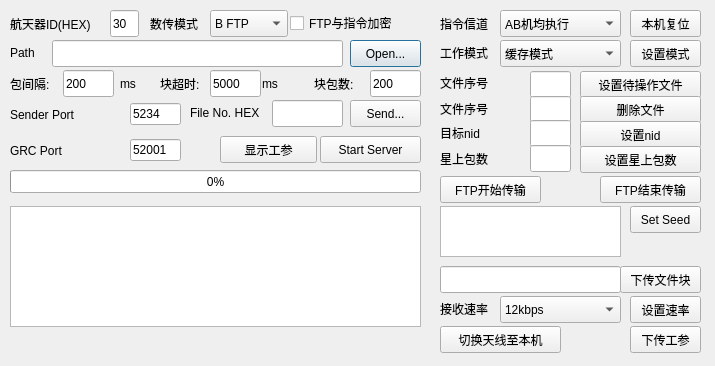
Old version of the form ui/file_send.ui in the repository ArtisticZhao/file_sender_to_GNURadio.
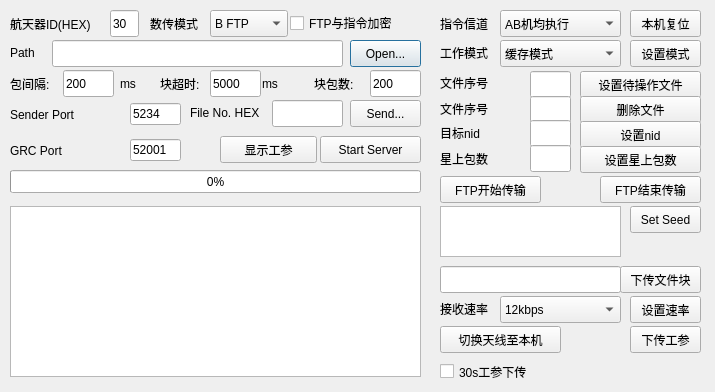
New version of the form.

Commit message: 增加了30s工参下传按钮

The edit to the form file:
```diff
--- a/ui/file_send.ui
+++ b/ui/file_send.ui
@@ -7,7 +7,7 @@
     <x>0</x>
     <y>0</y>
     <width>715</width>
-    <height>366</height>
+    <height>392</height>
    </rect>
   </property>
   <property name="windowTitle">
@@ -55,7 +55,7 @@
      <x>10</x>
      <y>206</y>
      <width>411</width>
-     <height>121</height>
+     <height>171</height>
     </rect>
    </property>
   </widget>
@@ -788,6 +788,19 @@
     <string>设置星上包数</string>
    </property>
   </widget>
+  <widget class="QCheckBox" name="gongcan_download_time">
+   <property name="geometry">
+    <rect>
+     <x>440</x>
+     <y>360</y>
+     <width>111</width>
+     <height>23</height>
+    </rect>
+   </property>
+   <property name="text">
+    <string>30s工参下传</string>
+   </property>
+  </widget>
  </widget>
  <resources/>
  <connections/>
```
The commit also changes 4 other files.
